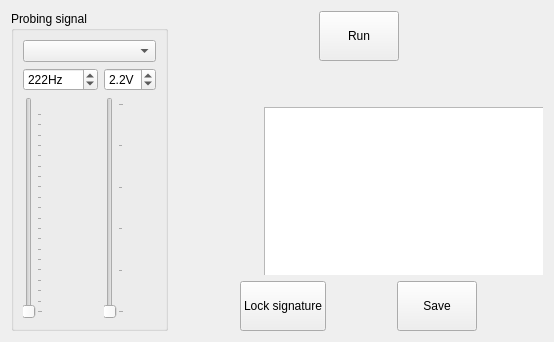
polovik/asa, file formanalyze.ui: the form before one commit.
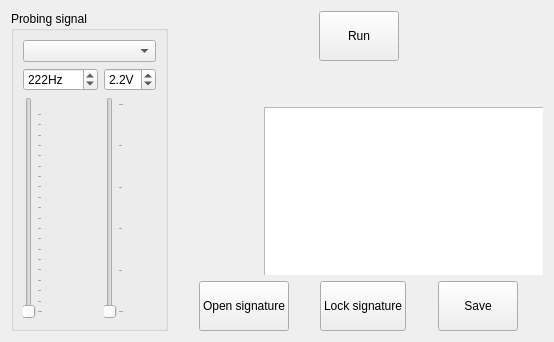
The form after the commit. Custom widgets are drawn as their Qt base class.

Commit message: Open single signature file in form Analyze.

The edit to the form file:
```diff
--- a/formanalyze.ui
+++ b/formanalyze.ui
@@ -176,6 +176,32 @@
      </item>
      <item>
       <layout class="QHBoxLayout" name="horizontalLayout_2">
+       <item>
+        <spacer name="horizontalSpacer_6">
+         <property name="orientation">
+          <enum>Qt::Horizontal</enum>
+         </property>
+         <property name="sizeHint" stdset="0">
+          <size>
+           <width>40</width>
+           <height>20</height>
+          </size>
+         </property>
+        </spacer>
+       </item>
+       <item>
+        <widget class="QPushButton" name="buttonOpenSignature">
+         <property name="minimumSize">
+          <size>
+           <width>0</width>
+           <height>50</height>
+          </size>
+         </property>
+         <property name="text">
+          <string>Open signature</string>
+         </property>
+        </widget>
+       </item>
        <item>
         <spacer name="horizontalSpacer">
          <property name="orientation">
```
The commit also changes 3 other files.
